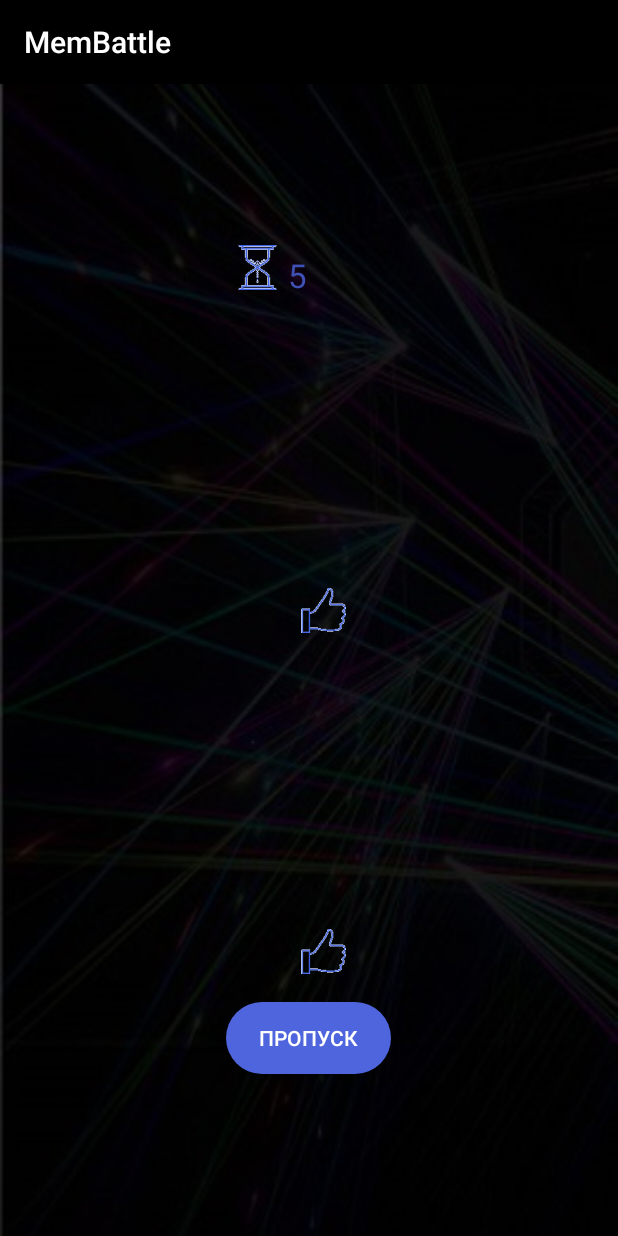
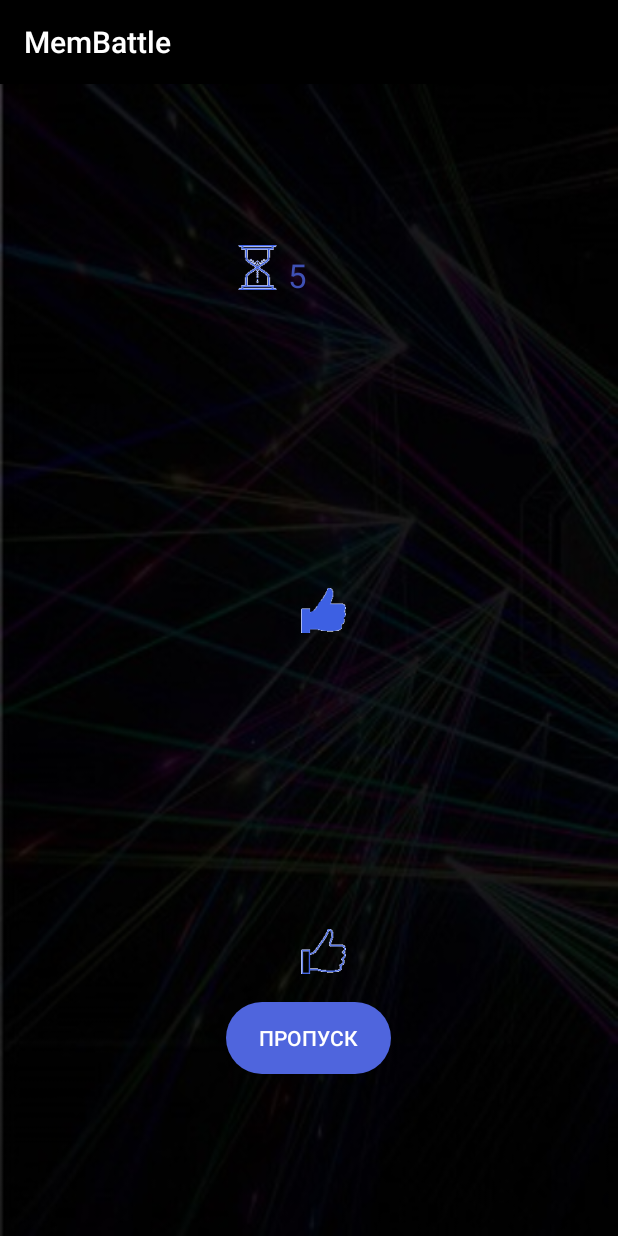
Before and after one commit to MrSwimmer/Mems-Fun, an Android app: the fragment Play shown on its own in the app's theme, after a tap on an icon or button, on a phone screen of 412 x 824 dp. Run offline under Robolectric (Android 15) with nearby library versions, the phone set to English and light mode, and no system bars; our stand-ins replace Picasso; libraries missing offline, so code that uses them is left out: io.realm; pictures from the network do not load.

Commit message:
работаем, мемы крутятся, коины мутятся + лайк

```diff
--- a/app/build.gradle
+++ b/app/build.gradle
@@ -7,8 +7,8 @@ android {
         applicationId "com.membattle"
         minSdkVersion 16
         targetSdkVersion 25
-        versionCode 4
-        versionName "1.1"
+        versionCode 8
+        versionName "1.2"
         testInstrumentationRunner "android.support.test.runner.AndroidJUnitRunner"
     }
     buildTypes {
--- a/app/src/main/java/com/membattle/AuthActivity.java
+++ b/app/src/main/java/com/membattle/AuthActivity.java
@@ -60,7 +60,7 @@ public class AuthActivity extends Activity {
 //                editor.apply();
 
                 Retrofit retrofit = new Retrofit.Builder()
-                        .baseUrl("http://mems.fun/")
+                        .baseUrl("https://mems.fun/")
                         .addConverterFactory(GsonConverterFactory.create())
                         .build();
                 service = retrofit.create(APIService.class);
@@ -72,6 +72,7 @@ public class AuthActivity extends Activity {
                         public void onResponse(Call<User> call, Response<User> response) {
                             Log.i("code", response.code()+"");
                             User user = response.body();
+
                             if(Pass.getText().toString().equals(Repeat.getText().toString())){
                                 if(user.getStatus()==409){
                                     Toast.makeText(getApplicationContext(), "Такой пользователь уже существует!", Toast.LENGTH_SHORT).show();
@@ -101,6 +102,7 @@ public class AuthActivity extends Activity {
                         }
                     });
 
+
 //                Intent i = new Intent(AuthActivity.this, NavigationActivity.class);
 //                startActivity(i);
             }
--- a/app/src/main/java/com/membattle/LoginActivity.java
+++ b/app/src/main/java/com/membattle/LoginActivity.java
@@ -44,11 +44,10 @@ public class LoginActivity extends Activity {
             @Override
             public void onClick(View v) {
                 Retrofit retrofit = new Retrofit.Builder()
-                        .baseUrl("http://mems.fun/")
+                        .baseUrl("https://mems.fun/")
                         .addConverterFactory(GsonConverterFactory.create())
                         .build();
                 service = retrofit.create(APIService.class);
-
                     RegistrationUser user = new RegistrationUser(login.getText().toString(), password.getText().toString());
                     Call<User> call = service.auth(user);
                     call.enqueue(new Callback<User>() {
@@ -84,6 +83,7 @@ public class LoginActivity extends Activity {
                             Log.i("code", t.toString());
                         }
                     });
+
             }
         });
     }
--- a/app/src/main/java/com/membattle/Play.java
+++ b/app/src/main/java/com/membattle/Play.java
@@ -35,6 +35,7 @@ import okio.ByteString;
 
 public class Play extends Fragment{
     private OkHttpClient client;
+    ImageView like1, like2;
     WebSocket ws;
     private SharedPreferences mSettings;
     public static final String APP_PREFERENCES = "mysettings";
@@ -56,6 +57,9 @@ public class Play extends Fragment{
                              Bundle savedInstanceState) {
         View v = inflater.inflate(R.layout.battlefragment, container, false);
         mHandler = new Handler();
+        like1 = (ImageView) v.findViewById(R.id.like1);
+        like2 = (ImageView) v.findViewById(R.id.like2);
+
         //mRealm = MyApp.getInstance().mainRealm;
         int count=3;
 
@@ -76,7 +80,7 @@ public class Play extends Fragment{
         secondlikes = (LinearLayout) v.findViewById(R.id.battleseclike);
         mChronometer = (Chronometer) v.findViewById(R.id.battlechrono);
         context = getActivity();
-        Request request = new Request.Builder().url("ws://mems.fun/ws").build();
+        Request request = new Request.Builder().url("wss://mems.fun/ws").build();
         EchoWebSocketListener listener = new EchoWebSocketListener();
         ws = client.newWebSocket(request, listener);
         timer = (TextView) v.findViewById(R.id.textcount);
@@ -94,6 +98,7 @@ public class Play extends Fragment{
                     ws.send(choose+id1+"}");
                     click = true;
                     voice = true;
+                    like1.setImageResource(R.drawable.trulike);
                 }
             }
         });
@@ -101,9 +106,10 @@ public class Play extends Fragment{
             @Override
             public void onClick(View v) {
                 if(!click){
-                ws.send(choose+id2+"}");
-                click = true;
+                    ws.send(choose+id2+"}");
+                    click = true;
                     voice = false;
+                    like2.setImageResource(R.drawable.trulike);
                 }
             }
         });
@@ -200,6 +206,8 @@ public class Play extends Fragment{
 
     void getOnUI(String[] parameter){
         timer.setText("5");
+        like1.setImageResource(R.drawable.like);
+        like2.setImageResource(R.drawable.like);
         mChronometer.start();
         mChronometer.setOnChronometerTickListener(new Chronometer.OnChronometerTickListener() {
             @Override
--- a/app/src/main/java/com/membattle/Splash.java
+++ b/app/src/main/java/com/membattle/Splash.java
@@ -35,7 +35,7 @@ public class Splash extends Activity {
                 mSettings = getSharedPreferences(APP_PREFERENCES, Context.MODE_PRIVATE);
                 String login = mSettings.getString("login", "no");
                 Log.i("code", "first: "+login);
-                if(login=="no"){
+                if(login.equals("no")){
                     overridePendingTransition(0,0);
                     /*overridePendingTransition(0,0);
                     Intent i = new Intent(Splash.this, NavigationActivity.class);
--- a/app/src/main/res/layout/battlefragment.xml
+++ b/app/src/main/res/layout/battlefragment.xml
@@ -72,7 +72,7 @@
                 android:textSize="20sp"/>
 
             <ImageView
-                android:id="@+id/imageView4"
+                android:id="@+id/like1"
                 android:layout_width="30dp"
                 android:layout_height="30dp"
                 android:layout_gravity="center"
@@ -102,10 +102,10 @@
                 android:textSize="20sp"/>
 
             <ImageView
-                android:id="@+id/imageView5"
+                android:id="@+id/like2"
                 android:layout_width="30dp"
+                android:layout_height="30dp"
                 android:layout_gravity="center"
-                android:layout_height="30dp"
                 app:srcCompat="@drawable/like"/>
         </LinearLayout>
 
--- a/app/src/main/res/layout/settings.xml
+++ b/app/src/main/res/layout/settings.xml
@@ -13,7 +13,7 @@
         android:background="@drawable/bottom_line"
         android:padding="12dp"
         android:text="Выйти из аккаунта"
-        android:textSize="17sp"/>
+        android:textSize="19sp"/>
 
     <TextView
         android:id="@+id/setclear"
@@ -23,7 +23,7 @@
         android:background="@drawable/bottom_line"
         android:padding="12dp"
         android:text="Очистить данные аккаунта"
-        android:textSize="17sp"/>
+        android:textSize="19sp"/>
 
     <TextView
         android:id="@+id/setmark"
@@ -33,5 +33,5 @@
         android:background="@drawable/bottom_line"
         android:padding="12dp"
         android:text="Оценить нас в Google Play"
-        android:textSize="17sp"/>
+        android:textSize="19sp"/>
 </LinearLayout>
```
Also changed, not shown: app/src/main/res/layout/shop_activity.xml (+2 -6 lines), app/src/main/res/drawable/trulike.png (added). Lines whose indentation alone changed are shown as unchanged.
